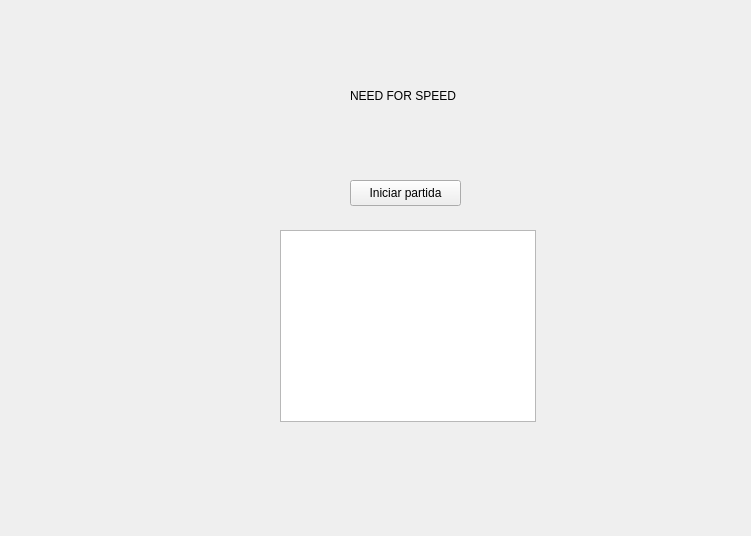
This is client/Pantallas/lobbyscreen.ui in Taller-de-Programacion-2c2025-Grupo-20/TP_final-2025c2-Grupo20 as Qt 5 draws it before an edit. The edited form follows.
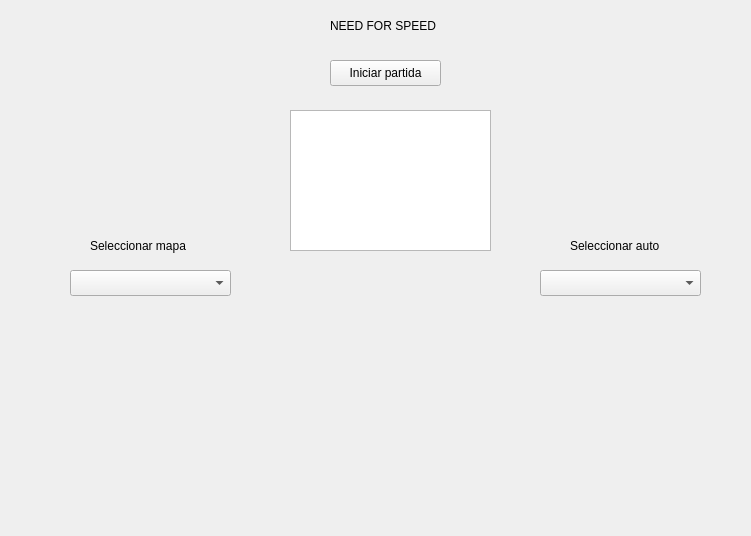
This is the edited form. The open tabs and pages were chosen to show the change.

Commit message: agrego seleccion de auto y mapa en lobbyscreen

```diff
--- a/client/Pantallas/lobbyscreen.ui
+++ b/client/Pantallas/lobbyscreen.ui
@@ -16,8 +16,8 @@
   <widget class="QLabel" name="title">
    <property name="geometry">
     <rect>
-     <x>350</x>
-     <y>80</y>
+     <x>330</x>
+     <y>10</y>
      <width>121</width>
      <height>31</height>
     </rect>
@@ -33,10 +33,10 @@
   <widget class="QStackedWidget" name="stackedWidget_Lobby">
    <property name="geometry">
     <rect>
-     <x>120</x>
-     <y>120</y>
-     <width>541</width>
-     <height>411</height>
+     <x>30</x>
+     <y>40</y>
+     <width>701</width>
+     <height>481</height>
     </rect>
    </property>
    <property name="currentIndex">
@@ -46,18 +46,18 @@
     <widget class="QListWidget" name="playerListWidget">
      <property name="geometry">
       <rect>
-       <x>160</x>
-       <y>110</y>
-       <width>256</width>
-       <height>192</height>
+       <x>260</x>
+       <y>70</y>
+       <width>201</width>
+       <height>141</height>
       </rect>
      </property>
     </widget>
     <widget class="QPushButton" name="startButton">
      <property name="geometry">
       <rect>
-       <x>230</x>
-       <y>60</y>
+       <x>300</x>
+       <y>20</y>
        <width>111</width>
        <height>26</height>
       </rect>
@@ -66,6 +66,98 @@
       <string>Iniciar partida</string>
      </property>
     </widget>
+    <widget class="QComboBox" name="mapComboBox">
+     <property name="geometry">
+      <rect>
+       <x>40</x>
+       <y>230</y>
+       <width>161</width>
+       <height>26</height>
+      </rect>
+     </property>
+    </widget>
+    <widget class="QLabel" name="title_2">
+     <property name="geometry">
+      <rect>
+       <x>60</x>
+       <y>190</y>
+       <width>121</width>
+       <height>31</height>
+      </rect>
+     </property>
+     <property name="styleSheet">
+      <string notr="true">
+font: 500 11pt &quot;Ubuntu Sans&quot;;</string>
+     </property>
+     <property name="text">
+      <string>Seleccionar mapa</string>
+     </property>
+    </widget>
+    <widget class="QLabel" name="title_3">
+     <property name="geometry">
+      <rect>
+       <x>540</x>
+       <y>190</y>
+       <width>121</width>
+       <height>31</height>
+      </rect>
+     </property>
+     <property name="styleSheet">
+      <string notr="true">
+font: 500 11pt &quot;Ubuntu Sans&quot;;</string>
+     </property>
+     <property name="text">
+      <string>Seleccionar auto</string>
+     </property>
+    </widget>
+    <widget class="QComboBox" name="carComboBox">
+     <property name="geometry">
+      <rect>
+       <x>510</x>
+       <y>230</y>
+       <width>161</width>
+       <height>26</height>
+      </rect>
+     </property>
+    </widget>
+    <widget class="QLabel" name="label_mapPreview">
+     <property name="geometry">
+      <rect>
+       <x>10</x>
+       <y>270</y>
+       <width>211</width>
+       <height>181</height>
+      </rect>
+     </property>
+     <property name="minimumSize">
+      <size>
+       <width>200</width>
+       <height>150</height>
+      </size>
+     </property>
+     <property name="text">
+      <string/>
+     </property>
+    </widget>
+    <widget class="QLabel" name="label_carPreview">
+     <property name="geometry">
+      <rect>
+       <x>550</x>
+       <y>280</y>
+       <width>100</width>
+       <height>81</height>
+      </rect>
+     </property>
+     <property name="minimumSize">
+      <size>
+       <width>100</width>
+       <height>75</height>
+      </size>
+     </property>
+     <property name="text">
+      <string/>
+     </property>
+    </widget>
    </widget>
    <widget class="QWidget" name="page_Selection">
     <widget class="QPushButton" name="createButton">
```
Left out of the diff: 16 changed lines with no effect on the pictures. The commit also changes 22 other files.
